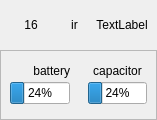
This is include/soccer-common/gui/Widgets/RobotDetails/RobotDetails.ui in robocin/soccer-common as Qt 5 draws it before an edit. The edited form follows.
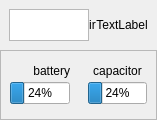
This is the edited form.

Patch:
```diff
--- a/include/soccer-common/gui/Widgets/RobotDetails/RobotDetails.ui
+++ b/include/soccer-common/gui/Widgets/RobotDetails/RobotDetails.ui
@@ -61,20 +61,7 @@
        <number>9</number>
       </property>
       <item>
-       <widget class="QLabel" name="robotNumber">
-        <property name="sizePolicy">
-         <sizepolicy hsizetype="Preferred" vsizetype="Preferred">
-          <horstretch>0</horstretch>
-          <verstretch>0</verstretch>
-         </sizepolicy>
-        </property>
-        <property name="text">
-         <string>16</string>
-        </property>
-        <property name="alignment">
-         <set>Qt::AlignCenter</set>
-        </property>
-       </widget>
+       <widget class="QGraphicsView" name="robotID"/>
       </item>
       <item>
        <widget class="QLabel" name="irTitle">
```
